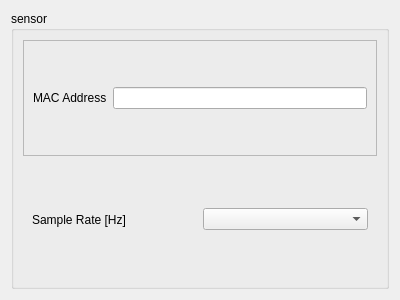
Above: ui_files/widget_settings_sensors.ui from mt217258/SYP_Team23 before the change. Below: the same form after it.
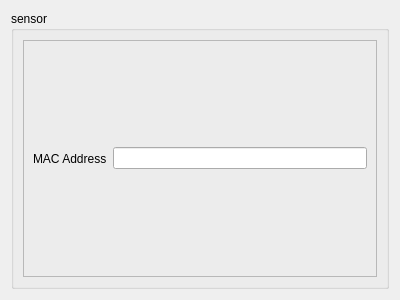
That is the form after the change.

Commit message:
settings updated for metrics
updated settings based on metric info

```diff
--- a/ui_files/widget_settings_sensors.ui
+++ b/ui_files/widget_settings_sensors.ui
@@ -42,22 +42,6 @@
         </layout>
        </widget>
       </item>
-      <item>
-       <widget class="QWidget" name="widget" native="true">
-        <layout class="QHBoxLayout" name="horizontalLayout_3">
-         <item>
-          <widget class="QLabel" name="label_2">
-           <property name="text">
-            <string>Sample Rate [Hz]</string>
-           </property>
-          </widget>
-         </item>
-         <item>
-          <widget class="QComboBox" name="comboBox_sampleRate"/>
-         </item>
-        </layout>
-       </widget>
-      </item>
      </layout>
     </widget>
    </item>
```
The commit also changes 7 other files.
